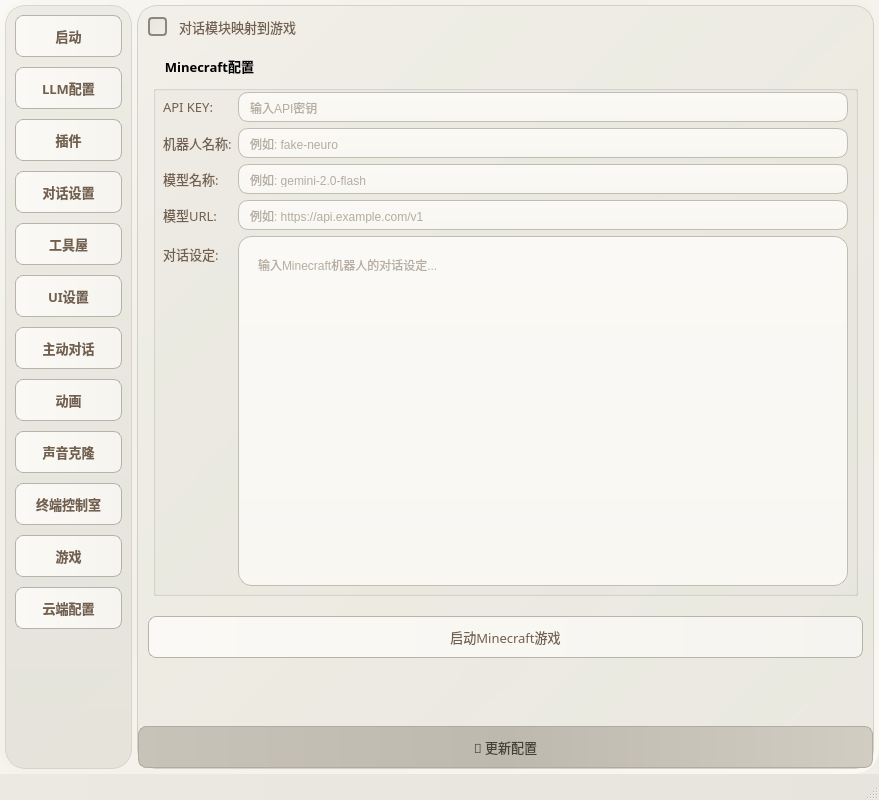
This is live-2d/test222.ui in morettt/my-neuro as Qt 5 draws it before an edit. The edited form follows.
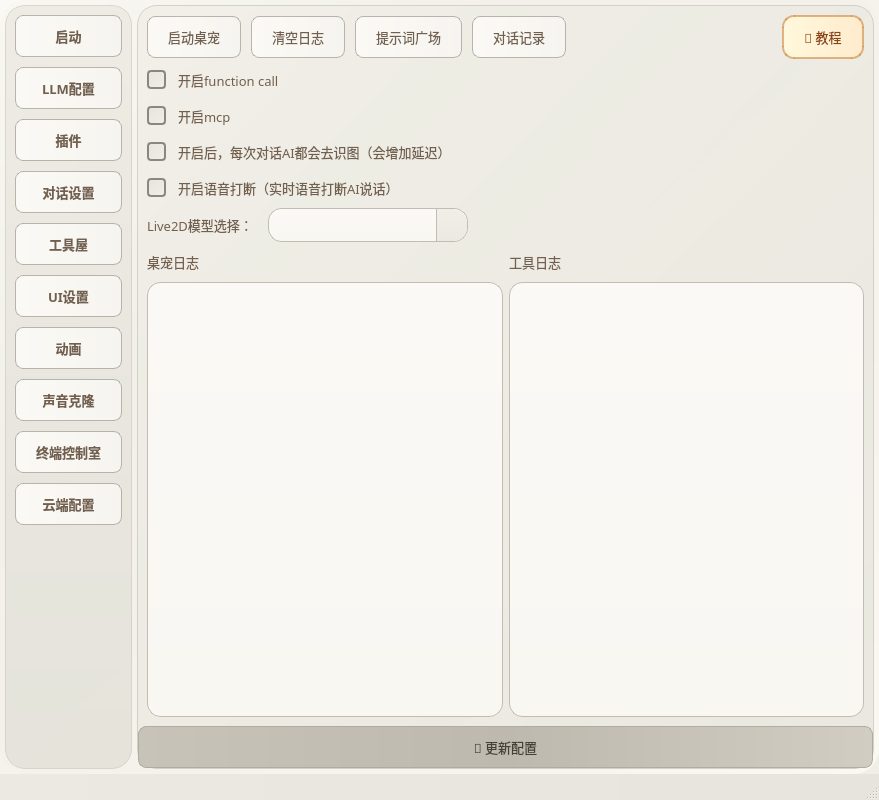
This is the edited form. The open tabs and pages were chosen to show the change.

Commit message: 1.修复插件储存bug 2.拆分游戏、主动对话为插件

Patch:
```diff
--- a/live-2d/test222.ui
+++ b/live-2d/test222.ui
@@ -50,7 +50,7 @@
 }
 
 /* 页面背景 */
-QWidget#page, QWidget#page_2, QWidget#page_3, QWidget#page_4, QWidget#page_5, QWidget#page_6, QWidget#page_terminal, QWidget#page_voice_clone, QWidget#page_tutorial, QWidget#page_tools, QWidget#page_ui_settings, QWidget#page_cloud_config, QWidget#page_prompt_market {
+QWidget#page, QWidget#page_2, QWidget#page_3, QWidget#page_4, QWidget#page_6, QWidget#page_terminal, QWidget#page_voice_clone, QWidget#page_tutorial, QWidget#page_tools, QWidget#page_ui_settings, QWidget#page_cloud_config, QWidget#page_prompt_market {
 	background-color: transparent;
 }
 
@@ -719,30 +719,6 @@
          </property>
         </widget>
        </item>
-       <item>
-        <widget class="QPushButton" name="pushButton_6">
-         <property name="sizePolicy">
-          <sizepolicy hsizetype="Minimum" vsizetype="Preferred">
-           <horstretch>0</horstretch>
-           <verstretch>0</verstretch>
-          </sizepolicy>
-         </property>
-         <property name="font">
-          <font>
-           <family>微软雅黑</family>
-           <pointsize>10</pointsize>
-           <weight>75</weight>
-           <bold>true</bold>
-          </font>
-         </property>
-         <property name="text">
-          <string>主动对话</string>
-         </property>
-         <property name="checkable">
-          <bool>true</bool>
-         </property>
-        </widget>
-       </item>
        <item>
         <widget class="QPushButton" name="pushButton_animation">
          <property name="sizePolicy">
@@ -815,30 +791,6 @@
          </property>
         </widget>
        </item>
-       <item>
-        <widget class="QPushButton" name="pushButton_game">
-         <property name="sizePolicy">
-          <sizepolicy hsizetype="Minimum" vsizetype="Preferred">
-           <horstretch>0</horstretch>
-           <verstretch>0</verstretch>
-          </sizepolicy>
-         </property>
-         <property name="font">
-          <font>
-           <family>微软雅黑</family>
-           <pointsize>10</pointsize>
-           <weight>75</weight>
-           <bold>true</bold>
-          </font>
-         </property>
-         <property name="text">
-          <string>游戏</string>
-         </property>
-         <property name="checkable">
-          <bool>true</bool>
-         </property>
-        </widget>
-       </item>
        <item>
         <widget class="QPushButton" name="pushButton_cloud_config">
          <property name="sizePolicy">
@@ -3238,213 +3190,6 @@
            </item>
           </layout>
          </widget>
-         <widget class="QWidget" name="page_game">
-          <layout class="QVBoxLayout" name="verticalLayout_23">
-           <property name="spacing">
-            <number>20</number>
-           </property>
-           <property name="leftMargin">
-            <number>10</number>
-           </property>
-           <property name="rightMargin">
-            <number>10</number>
-           </property>
-           <property name="topMargin">
-            <number>10</number>
-           </property>
-           <item>
-            <widget class="QCheckBox" name="checkBox_game_minecraft">
-             <property name="sizePolicy">
-              <sizepolicy hsizetype="Preferred" vsizetype="Preferred">
-               <horstretch>0</horstretch>
-               <verstretch>0</verstretch>
-              </sizepolicy>
-             </property>
-             <property name="font">
-              <font>
-               <family>微软雅黑</family>
-               <pointsize>10</pointsize>
-              </font>
-             </property>
-             <property name="text">
-              <string>对话模块映射到游戏</string>
-             </property>
-            </widget>
-           </item>
-           <item>
-            <widget class="QGroupBox" name="groupBox_minecraft_config">
-             <property name="title">
-              <string>Minecraft配置</string>
-             </property>
-             <property name="font">
-              <font>
-               <family>微软雅黑</family>
-               <pointsize>10</pointsize>
-               <weight>75</weight>
-               <bold>true</bold>
-              </font>
-             </property>
-             <property name="geometry">
-              <rect>
-               <x>0</x>
-               <y>0</y>
-               <width>0</width>
-               <height>0</height>
-              </rect>
-             </property>
-             <property name="styleSheet">
-              <string notr="true">
-               QGroupBox {
-                   margin-top: 10px;
-                   margin-left: 5px;
-                   margin-right: 5px;
-                   padding-top: 15px;
-               }
-               QGroupBox::title {
-                   subcontrol-origin: margin;
-                   left: 10px;
-                   padding: 0 5px 0 5px;
-               }
-              </string>
-             </property>
-             <layout class="QFormLayout" name="formLayout_minecraft">
-              <item row="0" column="0">
-               <widget class="QLabel" name="label_minecraft_api_key">
-                <property name="text">
-                 <string>API KEY:</string>
-                </property>
-                <property name="font">
-                 <font>
-                  <family>微软雅黑</family>
-                  <pointsize>10</pointsize>
-                 </font>
-                </property>
-               </widget>
-              </item>
-              <item row="0" column="1">
-               <widget class="QLineEdit" name="lineEdit_minecraft_api_key">
-                <property name="placeholderText">
-                 <string>输入API密钥</string>
-                </property>
-               </widget>
-              </item>
-              <item row="1" column="0">
-               <widget class="QLabel" name="label_minecraft_name">
-                <property name="text">
-                 <string>机器人名称:</string>
-                </property>
-                <property name="font">
-                 <font>
-                  <family>微软雅黑</family>
-                  <pointsize>10</pointsize>
-                 </font>
-                </property>
-               </widget>
-              </item>
-              <item row="1" column="1">
-               <widget class="QLineEdit" name="lineEdit_minecraft_name">
-                <property name="placeholderText">
-                 <string>例如: fake-neuro</string>
-                </property>
-               </widget>
-              </item>
-              <item row="2" column="0">
-               <widget class="QLabel" name="label_minecraft_model_name">
-                <property name="text">
-                 <string>模型名称:</string>
-                </property>
-                <property name="font">
-                 <font>
-                  <family>微软雅黑</family>
-                  <pointsize>10</pointsize>
-                 </font>
-                </property>
-               </widget>
-              </item>
-              <item row="2" column="1">
-               <widget class="QLineEdit" name="lineEdit_minecraft_model_name">
-                <property name="placeholderText">
-                 <string>例如: gemini-2.0-flash</string>
-                </property>
-               </widget>
-              </item>
-              <item row="3" column="0">
-               <widget class="QLabel" name="label_minecraft_model_url">
-                <property name="text">
-                 <string>模型URL:</string>
-                </property>
-                <property name="font">
-                 <font>
-                  <family>微软雅黑</family>
-                  <pointsize>10</pointsize>
-                 </font>
-                </property>
-               </widget>
-              </item>
-              <item row="3" column="1">
-               <widget class="QLineEdit" name="lineEdit_minecraft_model_url">
-                <property name="placeholderText">
-                 <string>例如: https://api.example.com/v1</string>
-                </property>
-               </widget>
-              </item>
-              <item row="4" column="0">
-               <widget class="QLabel" name="label_minecraft_conversing">
-                <property name="text">
-                 <string>对话设定:</string>
-                </property>
-                <property name="font">
-                 <font>
-                  <family>微软雅黑</family>
-                  <pointsize>10</pointsize>
-                 </font>
-                </property>
-               </widget>
-              </item>
-              <item row="4" column="1">
-               <widget class="QTextEdit" name="textEdit_minecraft_conversing">
-                <property name="placeholderText">
-                 <string>输入Minecraft机器人的对话设定...</string>
-                </property>
-                <property name="minimumSize">
-                 <size>
-                  <width>0</width>
-                  <height>350</height>
-                 </size>
-                </property>
-               </widget>
-              </item>
-             </layout>
-            </widget>
-           </item>
-           <item>
-            <widget class="QPushButton" name="pushButton_start_minecraft_terminal">
-             <property name="font">
-              <font>
-               <family>微软雅黑</family>
-               <pointsize>10</pointsize>
-              </font>
-             </property>
-             <property name="text">
-              <string>启动Minecraft游戏</string>
-             </property>
-            </widget>
-           </item>
-           <item>
-            <spacer name="verticalSpacer_5">
-             <property name="orientation">
-              <enum>Qt::Vertical</enum>
-             </property>
-             <property name="sizeHint" stdset="0">
-              <size>
-               <width>20</width>
-               <height>200</height>
-              </size>
-             </property>
-            </spacer>
-           </item>
-          </layout>
-         </widget>
          <widget class="QWidget" name="page_tools">
           <layout class="QVBoxLayout" name="verticalLayout_tools">
            <property name="spacing">
```
Left out of the diff: 149 changed lines with no effect on the pictures. The commit also changes 11 other files.
